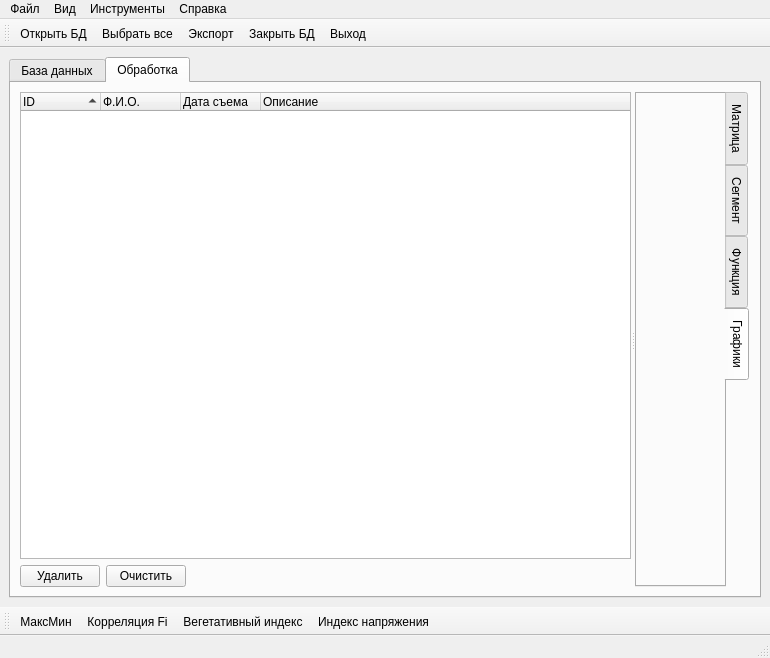
The window that src/resources/MainForm.ui (andythekid/Converter) describes before a commit, drawn with Qt 5.
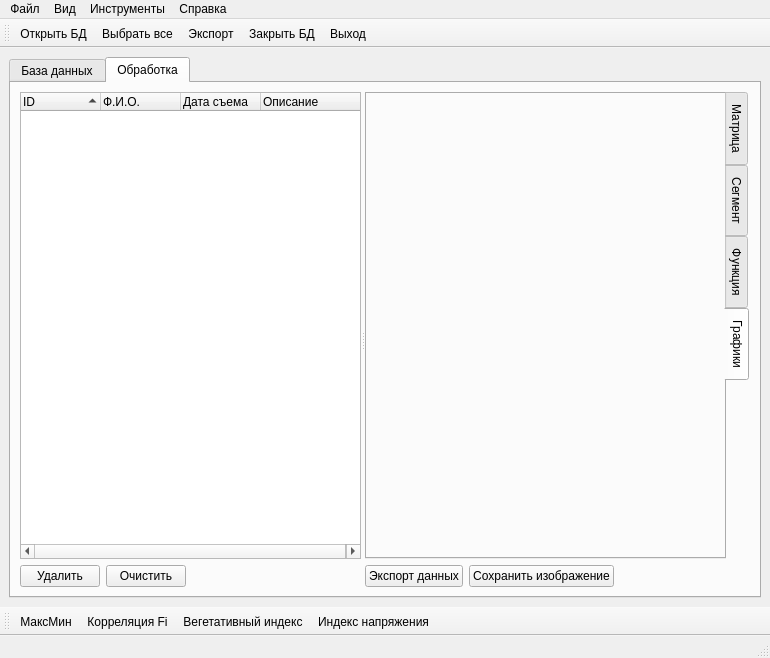
The same window after the commit. The open tabs and pages were chosen to show the change. Icons and pictures are not drawn. Custom widgets are drawn as their Qt base class.

The edit to the form file:
```diff
--- a/src/resources/MainForm.ui
+++ b/src/resources/MainForm.ui
@@ -262,8 +262,8 @@
           <property name="orientation">
            <enum>Qt::Horizontal</enum>
           </property>
-          <widget class="QWidget" name="verticalLayoutWidget">
-           <layout class="QVBoxLayout" name="verticalLayout_4">
+          <widget class="QWidget" name="">
+           <layout class="QVBoxLayout" name="verticalLayout_6">
             <item>
              <widget class="QTreeWidget" name="treExportProbes">
               <property name="alternatingRowColors">
@@ -307,7 +307,7 @@
              </widget>
             </item>
             <item>
-             <layout class="QHBoxLayout" name="horizontalLayout_4">
+             <layout class="QHBoxLayout" name="horizontalLayout_5">
               <item>
                <widget class="QPushButton" name="btnDelElem">
                 <property name="text">
@@ -339,6 +339,9 @@
             </item>
            </layout>
           </widget>
+          <widget class="QWidget" name="">
+           <layout class="QVBoxLayout" name="verticalLayout_4">
+            <item>
           <widget class="QTabWidget" name="tabWidView">
            <property name="tabPosition">
             <enum>QTabWidget::East</enum>
@@ -372,6 +375,40 @@
              </item>
             </layout>
            </widget>
+             </widget>
+            </item>
+            <item>
+             <layout class="QHBoxLayout" name="horizontalLayout_4">
+              <item>
+               <widget class="QPushButton" name="pushButton_2">
+                <property name="text">
+                 <string>Экспорт данных</string>
+                </property>
+               </widget>
+              </item>
+              <item>
+               <widget class="QPushButton" name="pushButton">
+                <property name="text">
+                 <string>Сохранить изображение</string>
+                </property>
+               </widget>
+              </item>
+              <item>
+               <spacer name="horizontalSpacer_2">
+                <property name="orientation">
+                 <enum>Qt::Horizontal</enum>
+                </property>
+                <property name="sizeHint" stdset="0">
+                 <size>
+                  <width>40</width>
+                  <height>20</height>
+                 </size>
+                </property>
+               </spacer>
+              </item>
+             </layout>
+            </item>
+           </layout>
           </widget>
          </widget>
         </item>
```
Lines whose indentation alone changed are shown as unchanged.
